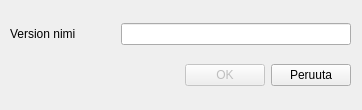
sitowise/Kauko, file Kauko/ui/new_version_dialog.ui: the form before one commit.
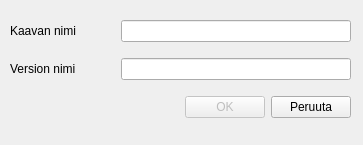
The form after the commit.

Commit message: Ui to list current version

The edit to the form file:
```diff
--- a/Kauko/ui/new_version_dialog.ui
+++ b/Kauko/ui/new_version_dialog.ui
@@ -6,8 +6,8 @@
    <rect>
     <x>0</x>
     <y>0</y>
-    <width>362</width>
-    <height>110</height>
+    <width>363</width>
+    <height>145</height>
    </rect>
   </property>
   <property name="windowTitle">
@@ -19,10 +19,34 @@
      <x>10</x>
      <y>10</y>
      <width>341</width>
-     <height>91</height>
+     <height>121</height>
     </rect>
    </property>
    <layout class="QVBoxLayout" name="verticalLayout">
+    <item>
+     <layout class="QHBoxLayout" name="horizontalLayout_3">
+      <item>
+       <widget class="QLabel" name="label_3">
+        <property name="text">
+         <string>Kaavan nimi</string>
+        </property>
+       </widget>
+      </item>
+      <item>
+       <widget class="QLineEdit" name="planNameLineEdit">
+        <property name="maximumSize">
+         <size>
+          <width>230</width>
+          <height>16777215</height>
+         </size>
+        </property>
+        <property name="readOnly">
+         <bool>true</bool>
+        </property>
+       </widget>
+      </item>
+     </layout>
+    </item>
     <item>
      <layout class="QHBoxLayout" name="horizontalLayout_2">
       <item>
```
The commit also changes 7 other files.
